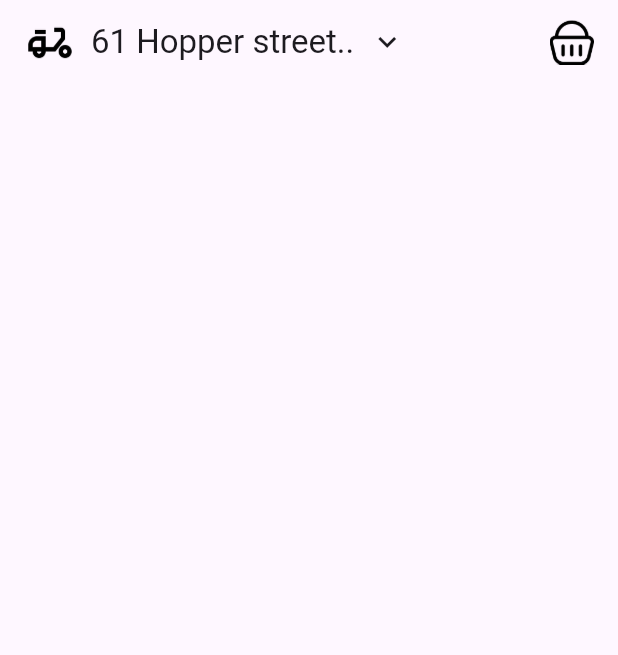
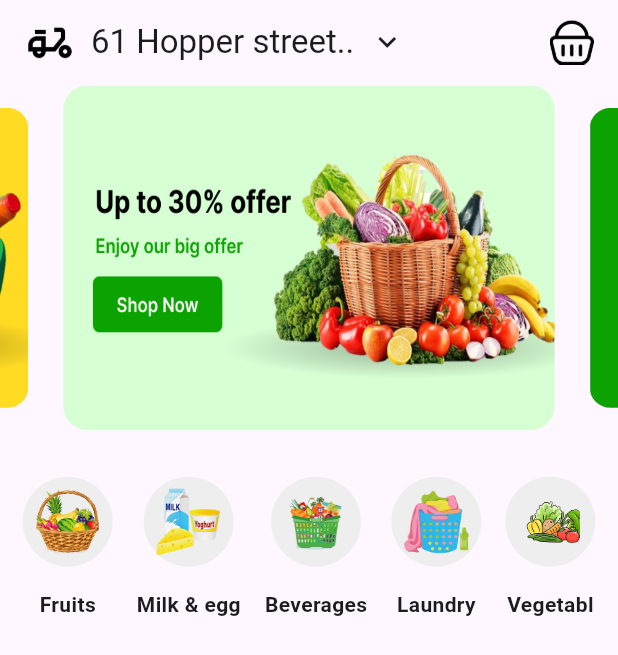
Before and after one commit to MohamedAssem-663/Grabber-App, a Flutter app: the screen it shows after launch, on a phone screen of 412 x 824 dp. Shown: the top 655 px of the screen. Run offline on Flutter 3.47's test engine with Material 3 defaults, Android fonts, the phone set to English and light mode, and no system bars; drawn by our look-alikes of carousel_slider; our stand-ins replace go_router.

Commit message:
create categories in home screen

```diff
--- a/lib/core/Utils/app_router.dart
+++ b/lib/core/Utils/app_router.dart
@@ -7,7 +7,7 @@ abstract class AppRouter {
   static final router = GoRouter(
     routes: [
       GoRoute(path: '/', builder: (context, state) => const Splash()),
-      GoRoute(path: kHome, builder: (context, state) => const HomeScreen()),
+      GoRoute(path: kHome, builder: (context, state) => HomeScreen()),
     ],
   );
 }
--- /dev/null
+++ b/lib/models/category_models.dart
@@ -0,0 +1,12 @@
+class CategoryModel {
+  String image;
+  String title;
+  CategoryModel({required this.image, required this.title});
+  static List<CategoryModel> getCategors = [
+    CategoryModel(image: 'assets/categoty/Fruits.png', title: 'Fruits'),
+    CategoryModel(image: 'assets/categoty/Milk & egg.png', title: 'Milk & egg'),
+    CategoryModel(image: 'assets/categoty/Beverages.png', title: 'Beverages'),
+    CategoryModel(image: 'assets/categoty/Laundry.png', title: 'Laundry'),
+    CategoryModel(image: 'assets/categoty/Vegetabl.png', title: 'Vegetabl'),
+  ];
+}
--- a/lib/screens/home/home_screen.dart
+++ b/lib/screens/home/home_screen.dart
@@ -1,8 +1,27 @@
+import 'package:carousel_slider/carousel_slider.dart';
 import 'package:flutter/material.dart';
+import 'package:grabber_app/models/category_models.dart';
 
-class HomeScreen extends StatelessWidget {
+class HomeScreen extends StatefulWidget {
   const HomeScreen({super.key});
 
+  @override
+  State<HomeScreen> createState() => _HomeScreenState();
+}
+
+class _HomeScreenState extends State<HomeScreen> {
+  List<String> items = [
+    'assets/sliders/Slider 1.png',
+    'assets/sliders/Slider 2.png',
+    'assets/sliders/Slider 3.png',
+  ];
+  List<CategoryModel> category = [
+    CategoryModel(image: 'assets/categoty/Fruits.png', title: 'Fruits'),
+    CategoryModel(image: 'assets/categoty/Milk & egg.png', title: 'Milk & egg'),
+    CategoryModel(image: 'assets/categoty/Beverages.png', title: 'Beverages'),
+    CategoryModel(image: 'assets/categoty/Laundry.png', title: 'Laundry'),
+    CategoryModel(image: 'assets/categoty/Vegetabl.png', title: 'Vegetabl'),
+  ];
   @override
   Widget build(BuildContext context) {
     return Scaffold(
@@ -20,6 +39,63 @@ class HomeScreen extends StatelessWidget {
           ],
         ),
       ),
+      body: Column(
+        children: [
+          // banner
+          CarouselSlider.builder(
+            itemCount: items.length,
+            itemBuilder:
+                (BuildContext context, int itemIndex, int pageViewIndex) =>
+                    Container(
+                      margin: EdgeInsets.all(1.0),
+                      decoration: BoxDecoration(
+                        borderRadius: BorderRadius.circular(16.0),
+                        image: DecorationImage(
+                          image: AssetImage(items[itemIndex]),
+                          fit: BoxFit.fill,
+                        ),
+                      ),
+                    ),
+            options: CarouselOptions(
+              autoPlay: true,
+              enlargeCenterPage: true,
+              autoPlayAnimationDuration: Duration(seconds: 3),
+            ),
+          ),
+          SizedBox(height: 30),
+          // category
+          SingleChildScrollView(
+            scrollDirection: Axis.horizontal,
+            physics: BouncingScrollPhysics(),
+            child: Row(
+              children: List.generate(category.length, (index) {
+                return Padding(
+                  padding: const EdgeInsets.symmetric(horizontal: 8),
+                  child: Column(
+                    children: [
+                      Container(
+                        width: 60,
+                        height: 60,
+                        padding: EdgeInsets.all(5),
+                        decoration: BoxDecoration(
+                          color: Colors.grey.shade200,
+                          borderRadius: BorderRadius.circular(100),
+                        ),
+                        child: Image.asset(category[index].image, width: 50),
+                      ),
+                      SizedBox(height: 15),
+                      Text(
+                        category[index].title,
+                        style: TextStyle(fontWeight: FontWeight.bold),
+                      ),
+                    ],
+                  ),
+                );
+              }),
+            ),
+          ),
+        ],
+      ),
     );
   }
 }
--- a/pubspec.yaml
+++ b/pubspec.yaml
@@ -35,6 +35,7 @@ dependencies:
   # Use with the CupertinoIcons class for iOS style icons.
   cupertino_icons: ^1.0.8
   go_router: ^16.2.1
+  carousel_slider: ^5.1.1
 
 dev_dependencies:
   flutter_test:
```
Also changed, not shown: pubspec.lock.
